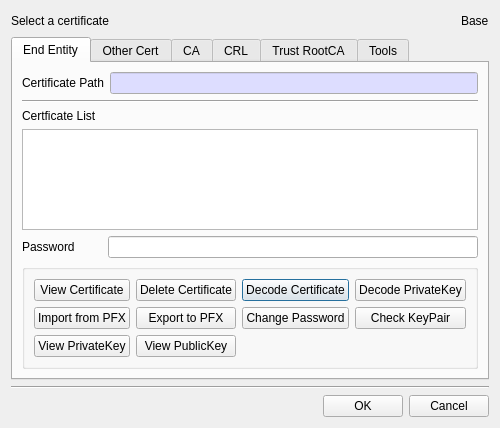
First picture: the form in BerEditor/cert_man_dlg.ui, repository jykim74/BerEditor, before the edit.
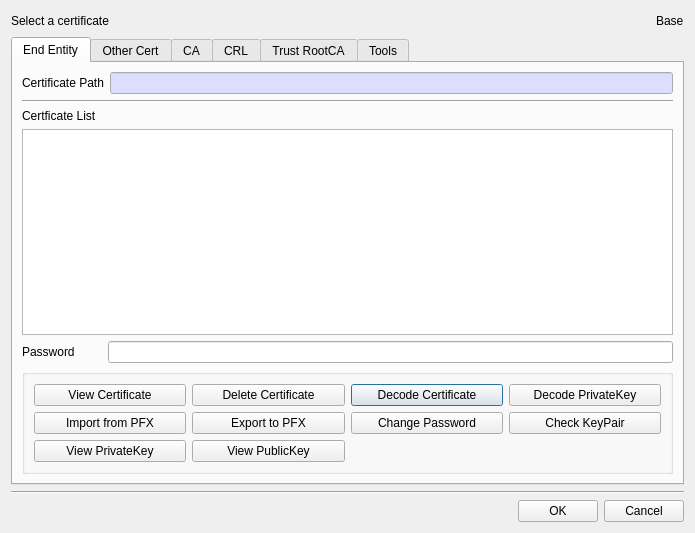
Second picture: the form after the edit.

```diff
--- a/BerEditor/cert_man_dlg.ui
+++ b/BerEditor/cert_man_dlg.ui
@@ -6,8 +6,8 @@
    <rect>
     <x>0</x>
     <y>0</y>
-    <width>495</width>
-    <height>428</height>
+    <width>695</width>
+    <height>533</height>
    </rect>
   </property>
   <property name="windowTitle">
```
